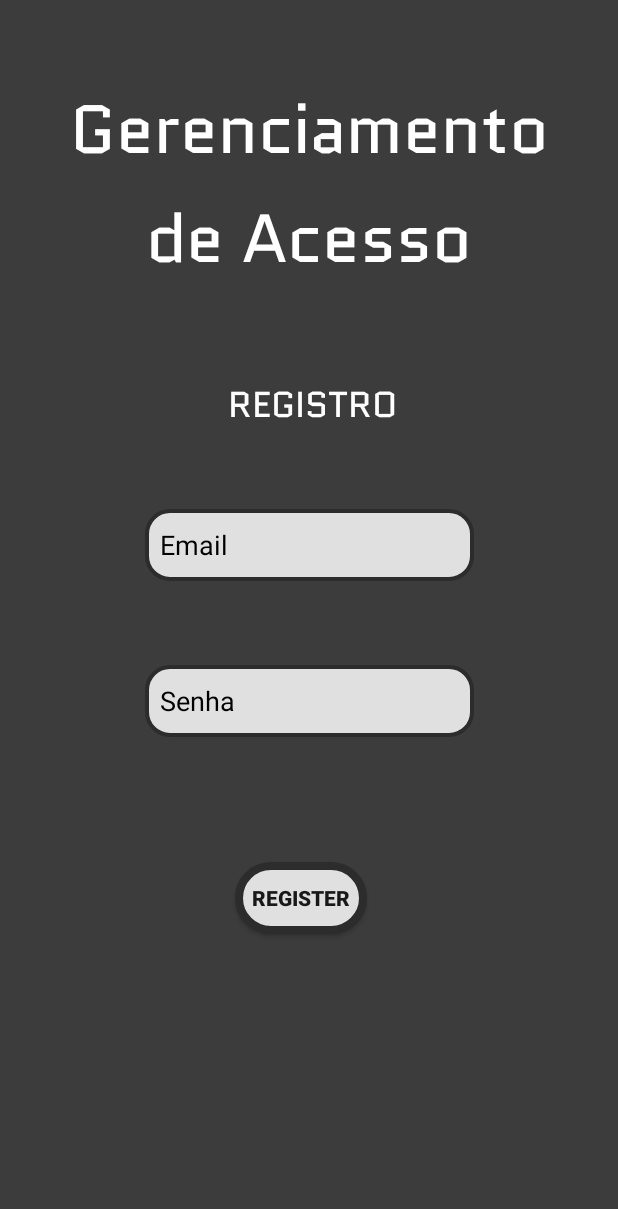
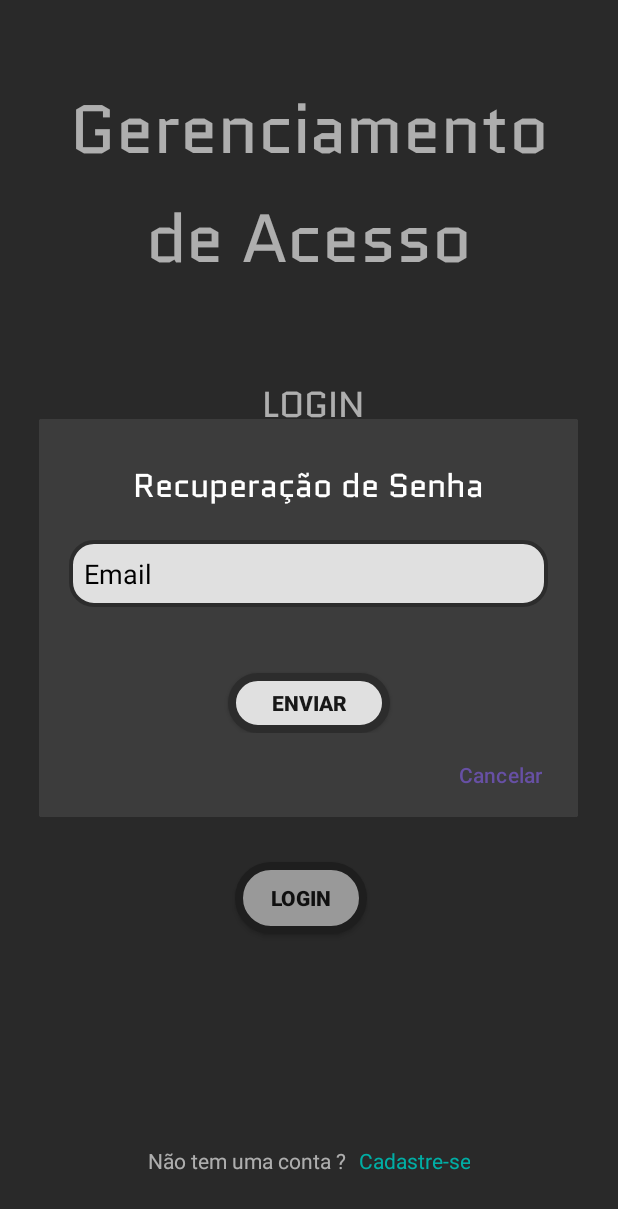
Before and after one commit to Illee-Silva/prj_FB-AuthSys, an Android app: the screen it shows after launch (RegisterActivity before the commit, LoginActivity after it), after a tap on "Esqueci minha senha.", on a phone screen of 412 x 824 dp. Shown: the top 1209 px of the screen. Run offline under Robolectric (Android 15) with nearby library versions, the phone set to English and light mode, and no system bars; our stand-ins replace Firebase (no records; nobody signed in at launch, a user with empty details on screens opened directly).

Commit message:
Recuperação de Senha Implementado

```diff
--- a/app/src/main/AndroidManifest.xml
+++ b/app/src/main/AndroidManifest.xml
@@ -1,6 +1,7 @@
 <?xml version="1.0" encoding="utf-8"?>
 <manifest xmlns:android="http://schemas.android.com/apk/res/android"
     xmlns:tools="http://schemas.android.com/tools">
+
     <uses-permission android:name="android.permission.INTERNET" />
 
     <application
@@ -13,6 +14,9 @@
         android:supportsRtl="true"
         android:theme="@style/Theme.Prj_connectAuth"
         tools:targetApi="31">
+        <activity
+            android:name=".dialog_reset_password"
+            android:exported="false" />
         <activity
             android:name=".MainActivity"
             android:exported="false" />
--- a/app/src/main/java/com/example/prj_connectauth/LoginActivity.kt
+++ b/app/src/main/java/com/example/prj_connectauth/LoginActivity.kt
@@ -1,16 +1,25 @@
 package com.example.prj_connectauth
 
 import android.content.Intent
+import android.graphics.Color
+import android.graphics.drawable.ColorDrawable
 import android.os.Bundle
+import android.view.LayoutInflater
 import androidx.activity.enableEdgeToEdge
+import androidx.appcompat.app.AlertDialog
 import androidx.appcompat.app.AppCompatActivity
+import androidx.core.graphics.toColorInt
 import androidx.core.view.ViewCompat
 import androidx.core.view.WindowInsetsCompat
+import com.example.prj_connectauth.databinding.ActivityDialogResetPasswordBinding
 
 import com.google.firebase.auth.FirebaseAuth
 import com.example.prj_connectauth.databinding.ActivityLoginBinding
 import com.example.prj_connectauth.utils.GlobalSnackbar.invokeSnackbar
 import com.google.android.material.snackbar.Snackbar
+import com.google.firebase.Firebase
+import com.google.firebase.auth.auth
+import androidx.core.graphics.drawable.toDrawable
 
 
 class LoginActivity : AppCompatActivity() {
@@ -31,7 +40,7 @@ class LoginActivity : AppCompatActivity() {
             finish()
         }
 
-        binding.loginBttLogin.setOnClickListener(){
+        binding.loginBttLogin.setOnClickListener{
             val email = binding.loginEtxtEmail.text.toString().trim()
             val password = binding.loginEtxtPassword.text.toString().trim()
 
@@ -59,7 +68,7 @@ class LoginActivity : AppCompatActivity() {
         }
 
         binding.loginBttFgtPassword.setOnClickListener {
-            startActivity(Intent(this, RegisterActivity::class.java))
+            showResetPasswordDialog()
         }
 
         enableEdgeToEdge()
@@ -68,7 +77,54 @@ class LoginActivity : AppCompatActivity() {
             v.setPadding(systemBars.left, systemBars.top, systemBars.right, systemBars.bottom)
             insets
         }
+
     }
+
+    private fun showResetPasswordDialog(){
+
+        val dialogbinding = ActivityDialogResetPasswordBinding.inflate(LayoutInflater.from(this))
+
+        val dialog = AlertDialog.Builder(this)
+            .setView(dialogbinding.root)
+            .setNegativeButton ("Cancelar"){ dialog, _ -> dialog.dismiss() }
+            .create()
+
+
+        dialogbinding.drpBttEnviar.setOnClickListener {
+
+            val email = dialogbinding.drpEtxtEmail.text.toString().trim()
+
+            if (email.isNotEmpty()){
+                sendPasswordRecoverEmail(email)
+                dialog.dismiss()
+            }
+            else{
+                invokeSnackbar(dialogbinding.root, "Preencha o Email!")
+            }
+
+        }
+
+        dialog.show()
+    }
+
+    private fun sendPasswordRecoverEmail(email: String){
+
+        Firebase.auth.sendPasswordResetEmail(email)
+            .addOnCompleteListener { task ->
+                val message = if (task.isSuccessful){
+                    "Email enviado para $email"
+                }
+                else{
+                    "Erro: ${task.exception?.message ?: "Falha desconhecida"}"
+                }
+
+                invokeSnackbar(binding.root, message)
+
+            }
+
+
+    }
+
 
     override fun onDestroy() {
         super.onDestroy()
--- /dev/null
+++ b/app/src/main/res/layout/activity_dialog_reset_password.xml
@@ -0,0 +1,55 @@
+<?xml version="1.0" encoding="utf-8"?>
+<androidx.constraintlayout.widget.ConstraintLayout xmlns:android="http://schemas.android.com/apk/res/android"
+    xmlns:app="http://schemas.android.com/apk/res-auto"
+    xmlns:tools="http://schemas.android.com/tools"
+    android:id="@+id/main"
+    android:layout_width="match_parent"
+    android:layout_height="wrap_content"
+    android:orientation="vertical"
+>
+
+    <TextView
+        android:id="@+id/drp_tv_tittle"
+        android:layout_width="wrap_content"
+        android:layout_height="wrap_content"
+        android:layout_marginTop="28dp"
+        android:fontFamily="@font/quantico"
+        android:text="Recuperação de Senha"
+        android:textAlignment="center"
+        android:textSize="22sp"
+        app:layout_constraintEnd_toEndOf="parent"
+        app:layout_constraintHorizontal_bias="0.5"
+        app:layout_constraintStart_toStartOf="parent"
+        app:layout_constraintTop_toTopOf="parent" />
+
+    <EditText
+        android:id="@+id/drp_etxt_email"
+        style="@style/MY_InputETextStyle"
+        android:layout_width="match_parent"
+        android:layout_height="wrap_content"
+        android:layout_margin="20dp"
+        android:layout_marginTop="44dp"
+        android:ems="10"
+        android:hint="Email"
+        android:inputType="textEmailAddress"
+        app:layout_constraintEnd_toEndOf="parent"
+        app:layout_constraintHorizontal_bias="0.5"
+        app:layout_constraintStart_toStartOf="parent"
+        app:layout_constraintTop_toBottomOf="@+id/drp_tv_tittle" />
+
+    <android.widget.Button
+        android:id="@+id/drp_btt_enviar"
+        android:layout_width="108dp"
+        android:layout_height="40dp"
+        android:layout_marginTop="44dp"
+        android:background="@drawable/btt_default"
+        android:fontFamily="sans-serif-black"
+        android:text="Enviar"
+        android:textAlignment="center"
+        android:textColor="@color/btt_textColor"
+        app:layout_constraintEnd_toEndOf="parent"
+        app:layout_constraintHorizontal_bias="0.5"
+        app:layout_constraintStart_toStartOf="parent"
+        app:layout_constraintTop_toBottomOf="@+id/drp_etxt_email" />
+
+</androidx.constraintlayout.widget.ConstraintLayout>
--- a/app/src/main/res/values/colors.xml
+++ b/app/src/main/res/values/colors.xml
@@ -1,7 +1,7 @@
 <?xml version="1.0" encoding="utf-8"?>
 <resources>
 
-    <color name="teste">#FF3636</color>
+    <color name="teste">#00FF3636</color>
 
 <!--Botões-->
     <color name="btt_bkg">#E0E0E0</color>
```
Also changed, not shown: app/src/main/java/com/example/prj_connectauth/DialogResetPassword.kt (added, +34 -0 lines), app/src/main/java/com/example/prj_connectauth/RegisterActivity.kt (+2 -7 lines), app/src/main/res/layout/activity_main.xml (+22 -2 lines).
